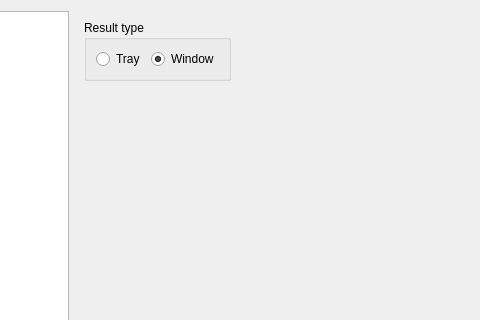
The window that src/settingseditor.ui (OneMoreGres/ScreenTranslator) describes before a commit, drawn with Qt 5; both pictures show x 198 to 678 and y 0 to 320 of the 889 by 549 pixel window.
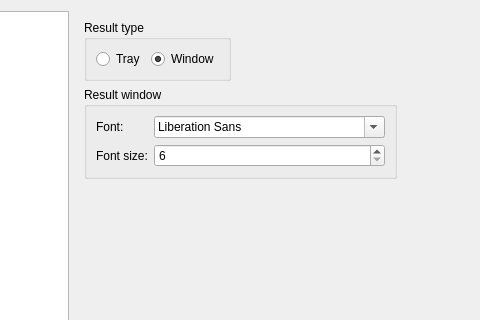
The same window after the commit. The open tabs and pages were chosen to show the change. Custom widgets are drawn as their Qt base class.

Commit message: Added ability to change result font

Diff of the .ui file:
```diff
--- a/src/settingseditor.ui
+++ b/src/settingseditor.ui
@@ -423,7 +423,43 @@
          </layout>
         </widget>
        </item>
-       <item row="1" column="0">
+       <item row="2" column="0">
+        <widget class="QGroupBox" name="resultWindow">
+         <property name="title">
+          <string>Result window</string>
+         </property>
+         <layout class="QGridLayout" name="gridLayout_8">
+          <item row="0" column="0">
+           <widget class="QLabel" name="label_18">
+            <property name="text">
+             <string>Font:</string>
+            </property>
+           </widget>
+          </item>
+          <item row="1" column="1">
+           <widget class="QSpinBox" name="resultFontSize">
+            <property name="minimum">
+             <number>6</number>
+            </property>
+            <property name="maximum">
+             <number>24</number>
+            </property>
+           </widget>
+          </item>
+          <item row="0" column="1">
+           <widget class="QFontComboBox" name="resultFont"/>
+          </item>
+          <item row="1" column="0">
+           <widget class="QLabel" name="label_19">
+            <property name="text">
+             <string>Font size:</string>
+            </property>
+           </widget>
+          </item>
+         </layout>
+        </widget>
+       </item>
+       <item row="3" column="0">
         <spacer name="verticalSpacer_3">
          <property name="orientation">
           <enum>Qt::Vertical</enum>
```
The commit also changes 8 other files.
